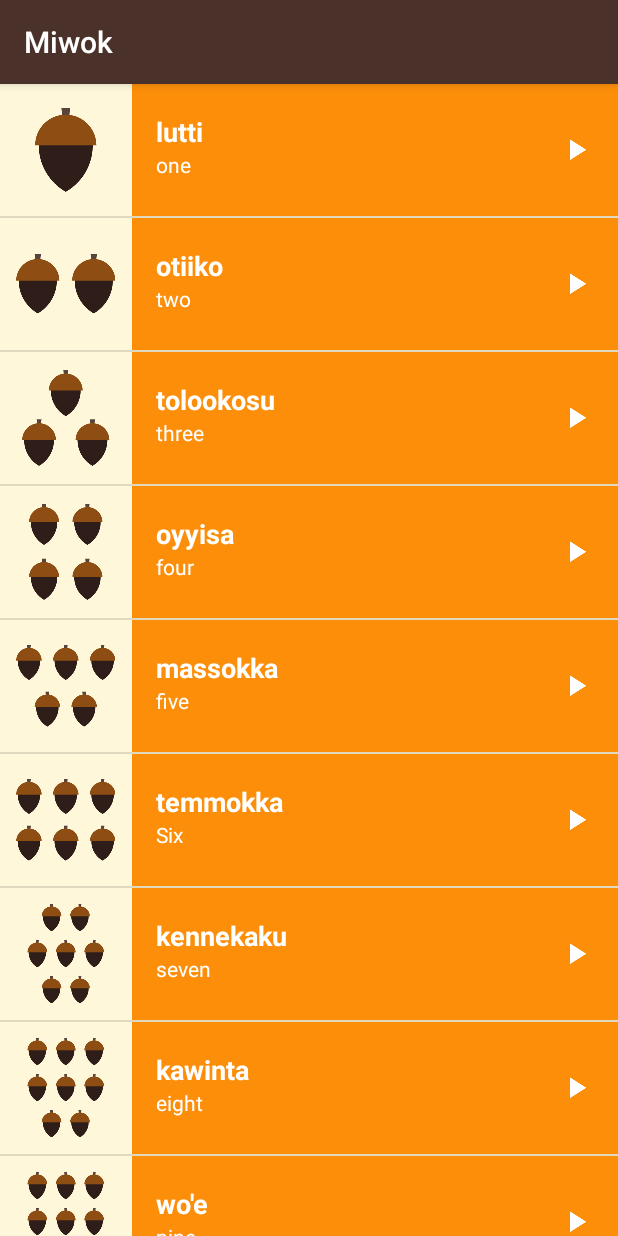
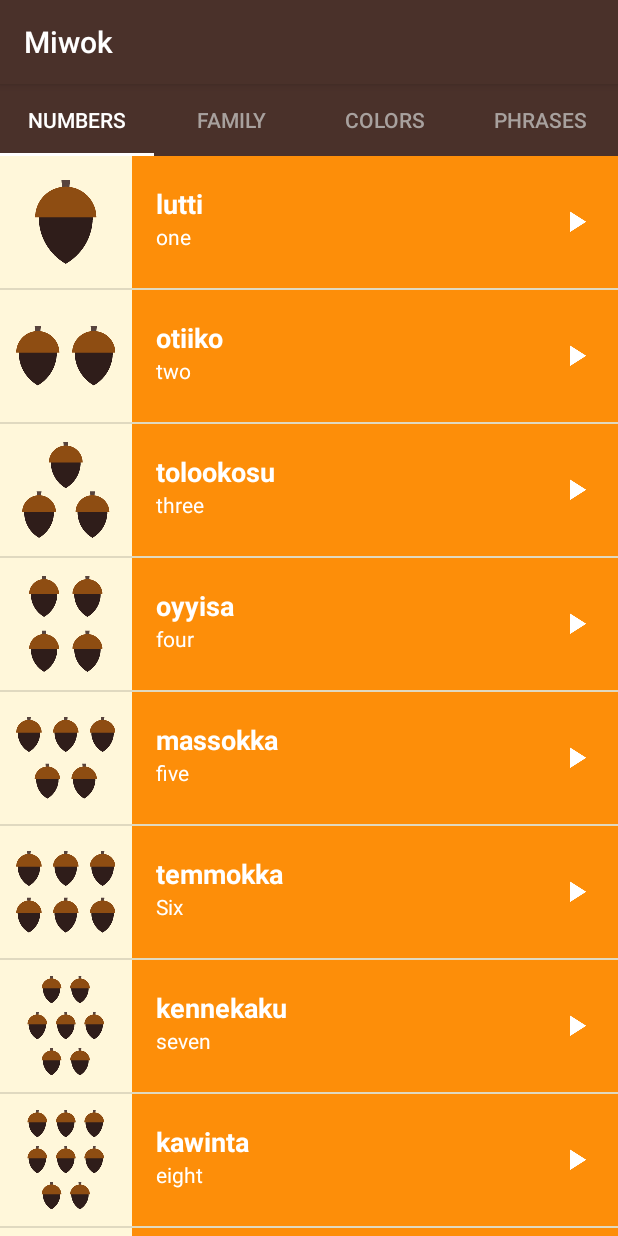
Before and after one commit to Rondaul/miwok_app, an Android app: the screen it shows after launch (MainActivity), on a phone screen of 412 x 824 dp. Run offline under Robolectric (Android 15) with nearby library versions, the phone set to English and light mode, and no system bars.

Commit message:
Added Tablayout to display smooth fragment in tabs

```diff
--- a/app/src/main/java/com/example/android/miwok/MainActivity.java
+++ b/app/src/main/java/com/example/android/miwok/MainActivity.java
@@ -16,6 +16,7 @@
 package com.example.android.miwok;
 
 import android.os.Bundle;
+import android.support.design.widget.TabLayout;
 import android.support.v4.view.ViewPager;
 import android.support.v7.app.AppCompatActivity;
 
@@ -33,5 +34,9 @@ public class MainActivity extends AppCompatActivity {
         ViewPagerAdapter mViewPagerAdapter = new ViewPagerAdapter(getSupportFragmentManager());
 
         viewPager.setAdapter(mViewPagerAdapter);
+
+        //intialize tabLayout and setup with viewpager
+        TabLayout tabLayout = (TabLayout) findViewById(R.id.sliding_tabs);
+        tabLayout.setupWithViewPager(viewPager);
     }
 }
--- a/app/src/main/java/com/example/android/miwok/ViewPagerAdapter.java
+++ b/app/src/main/java/com/example/android/miwok/ViewPagerAdapter.java
@@ -9,6 +9,8 @@ import android.support.v4.app.FragmentPagerAdapter;
  */
 
 public class ViewPagerAdapter extends FragmentPagerAdapter {
+
+    private String [] pageTitle = {"Numbers", "Family", "Colors", "Phrases"};
 
     public ViewPagerAdapter(FragmentManager fm) {
             super(fm);
@@ -28,4 +30,9 @@ public class ViewPagerAdapter extends FragmentPagerAdapter {
     public int getCount() {
         return 4;
     }
+
+    @Override
+    public CharSequence getPageTitle(int position) {
+        return pageTitle[position];
+    }
 }
--- a/app/src/main/res/layout/activity_main.xml
+++ b/app/src/main/res/layout/activity_main.xml
@@ -5,9 +5,20 @@
     xmlns:tools="http://schemas.android.com/tools"
     android:layout_width="match_parent"
     android:layout_height="match_parent"
+    xmlns:app="http://schemas.android.com/apk/res-auto"
     android:background="@color/tan_background"
     android:orientation="vertical"
     tools:context="com.example.android.miwok.MainActivity">
+
+     <android.support.design.widget.TabLayout
+         android:id="@+id/sliding_tabs"
+         android:layout_width="match_parent"
+         android:layout_height="wrap_content"
+         app:tabBackground="@color/primary_color"
+         app:tabIndicatorColor="@color/tab_text_indicator_color"
+         app:tabTextColor="@color/tab_background"
+         app:tabSelectedTextColor="@color/tab_text_indicator_color"
+         app:tabMode="fixed"/>
 
      <android.support.v4.view.ViewPager
          android:id="@+id/viewpager"
--- a/app/src/main/res/values/colors.xml
+++ b/app/src/main/res/values/colors.xml
@@ -34,4 +34,10 @@
 
     <!-- Background color for the phrases category -->
     <color name="category_phrases">#16AFCA</color>
+
+    <!-- Background color for the TabLayout -->
+    <color name="tab_background">#A8A19E</color>
+
+    <!-- Color for the Tab Title and highlight Bar -->
+    <color name="tab_text_indicator_color">#FFFFFF</color>
 </resources>
```
